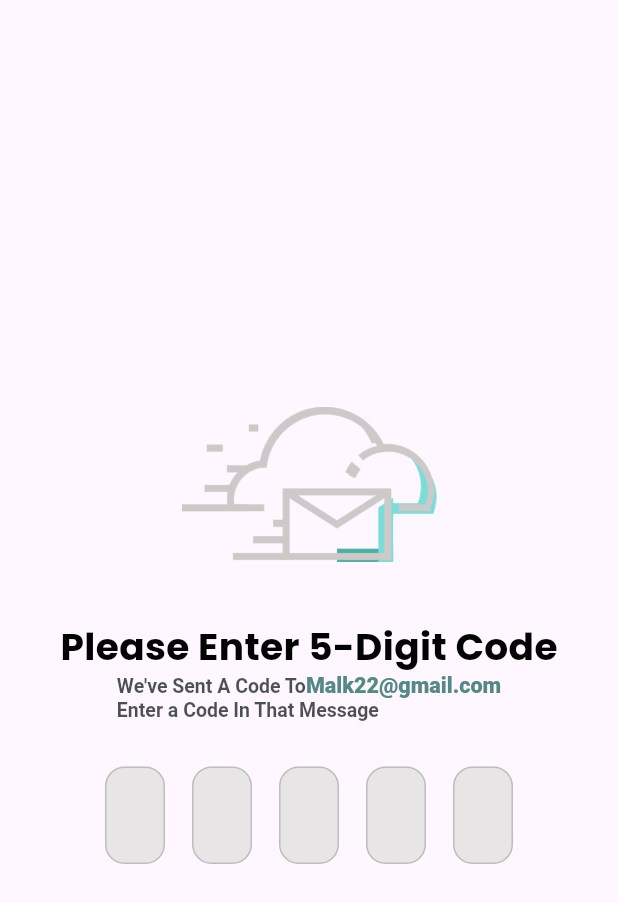
After one commit to soo20/1-pet-App, a Flutter app: the MyVerify screen opened directly, on a phone screen of 412 x 824 dp. The commit adds this screen. Shown: the top 903 px of the screen. Run offline on Flutter 3.47's test engine with Material 3 defaults, Android fonts, the phone set to English and light mode, and no system bars; drawn by our look-alikes of pinput; our stand-ins replace camera, dots_indicator, flutter_svg, font_awesome_flutter, get; project files that could hold a hidden picture were left out.

Commit message:
forgetpassword

```diff
--- a/lib/pages/page2/login_info.dart
+++ b/lib/pages/page2/login_info.dart
@@ -1,6 +1,8 @@
+import 'package:flutter/gestures.dart';
 import 'package:flutter/material.dart';
 import 'package:petapplication/core/utils/size_config.dart';
 import 'package:petapplication/core/utils/widgets/custom_buttom.dart';
+import 'package:petapplication/pages/pageforgetpass/forgetpass.dart';
 //import 'package:flutter_svg/svg.dart';
 
 
@@ -130,25 +132,35 @@ class _LoginInfoState extends State<LoginInfo> {
 
                         ),
                       RichText(
-            text: const TextSpan(
-              text:  'Forget Your Password? ' ,
-              style: TextStyle(
+            text: TextSpan(
+              text: 'Forget Your Password? ',
+              style: const TextStyle(
                 fontFamily: 'Poppins',
                 fontSize: 14,
                 color: Color(0xff090f0f),
                 fontWeight: FontWeight.w400,
               ),
-              children:  <TextSpan>[
+              children: <TextSpan>[
                 TextSpan(
-                 text : 'click here',
-                  style: TextStyle(
+                  text: 'click here',
+                  style: const TextStyle(
                     fontFamily: 'Poppins',
                     fontSize: 14.4,
-              color:  Color(0xff090f0f),
+                    color: Color(0xff090f0f),
                     fontWeight: FontWeight.w900,
-
-
-            ), ),], ),),
+                  ),
+                  // Add onTap callback to navigate to the next page
+                  recognizer: TapGestureRecognizer()
+                    ..onTap = () {
+                      Navigator.push(
+                        context,
+                        MaterialPageRoute(builder: (context) => const MyVerify()),
+                      );
+                    },
+                ),
+              ],
+            ),
+          ),
             ],),
 
             ], ),), ),
--- /dev/null
+++ b/lib/pages/pageforgetpass/forgetpass.dart
@@ -0,0 +1,162 @@
+// ignore_for_file: avoid_print
+
+import 'dart:async';
+
+import 'package:flutter/material.dart';
+
+
+import 'package:petapplication/core/utils/widgets/repeatColorsUse.dart';
+import 'package:pinput/pinput.dart';
+
+class MyVerify extends StatefulWidget {
+  const MyVerify({super.key});
+
+  @override
+  State<MyVerify> createState() => _MyVerifyState();
+}
+
+class _MyVerifyState extends State<MyVerify> {
+  int resendtime = 120 ;
+  late Timer counertimer ;
+  void initstate(){
+    starttimer();
+    super.initState();
+  }
+  starttimer(){
+    counertimer = Timer.periodic(const Duration(seconds: 1), (timer) {
+      setState(() {
+        resendtime = resendtime - 1 ;
+      });
+  if(resendtime < 1){
+    counertimer.cancel();
+  }
+    });
+  }
+  stoptimer(){
+    if(counertimer.isActive){
+    counertimer.cancel();
+  }
+  }
+  @override
+  Widget build(BuildContext context) {
+    final defaultPinTheme = PinTheme(
+      margin: const EdgeInsets.symmetric(horizontal: 5),
+      width: 40,
+      height: 65,
+      textStyle: const TextStyle(
+          fontSize: 20,
+          color:   Color(0xff548987),
+          fontWeight: FontWeight.w400),
+      decoration: BoxDecoration(
+       color:const Color.fromARGB(255, 231, 229, 229) ,
+        border: Border.all(color: const Color.fromARGB(88, 112, 112, 112)),
+        borderRadius: BorderRadius.circular(13),
+      ),
+    );
+
+    final focusedPinTheme = defaultPinTheme.copyDecorationWith(
+      color:const Color(0xffF7F7F7) ,
+      border: Border.all(color: kMainColorSplash,),
+      borderRadius: BorderRadius.circular(13),
+    );
+
+    final submittedPinTheme = defaultPinTheme.copyWith(
+      decoration: defaultPinTheme.decoration?.copyWith(
+         color:const Color.fromARGB(255, 231, 229, 229) ,
+      ),
+    );
+
+    return Scaffold(
+      extendBodyBehindAppBar: true,
+
+      body: Container(
+        margin: const EdgeInsets.only(left: 25, right: 25,),
+        alignment: Alignment.center,
+        child: SingleChildScrollView(
+          child: Column(
+            mainAxisAlignment: MainAxisAlignment.center,
+            children: [
+              Image.asset(
+                'assets/image/cloud.png',
+                width: 170,
+                height: 170,
+              ),
+             const  SizedBox(
+                height: 5,
+              ),
+              const Text(
+                "Please Enter 5-Digit Code",
+                style: TextStyle(fontSize: 25, fontWeight: FontWeight.w700,color:  Color(0xff020202),),
+              ),
+              const SizedBox(
+                height: 0,
+              ),
+              RichText(
+            text: const TextSpan(
+              text: 'We\'ve Sent A Code To',
+              style: TextStyle(
+
+                fontSize: 13,
+                color: Color.fromARGB(184, 9, 15, 15),
+                fontWeight: FontWeight.w600,
+              ),
+              children: <TextSpan>[
+                TextSpan(
+                  text: 'Malk22@gmail.com\n',
+                  style: TextStyle(
+
+                    fontSize: 14.4,
+                    color: Color(0xff548987),
+                    fontWeight: FontWeight.w900,
+                  ),
+
+                ),
+                TextSpan(
+                  text: 'Enter a Code In That Message',
+                  style: TextStyle(
+
+                    fontSize: 13,
+                      color: Color.fromARGB(184, 9, 15, 15),
+                    fontWeight: FontWeight.w600,
+                  ),
+
+                ),
+              ],
+            ),
+          ),
+              const SizedBox(
+                height: 30,
+              ),
+              Pinput(
+                length: 5,
+                 defaultPinTheme: defaultPinTheme,
+                 focusedPinTheme: focusedPinTheme,
+                 submittedPinTheme: submittedPinTheme,
+
+                showCursor: true,
+                onCompleted: (pin) => print(pin),
+              ),
+              const SizedBox(
+                height: 10,
+              ),
+
+              Row(
+
+                children: [
+                   const SizedBox(width: 260,),
+
+                      resendtime == 0 ? InkWell(
+                        onTap: () {
+                          // resend code
+                        },
+                        child: const Text('Resend',  style: TextStyle(fontSize: 16, fontWeight: FontWeight.w900,color: Color(0xff2A606C)),),):const SizedBox(),
+
+                ],
+              )
+            ],
+          ),
+        ),
+      ),
+    );
+  }
+}
--- a/pubspec.yaml
+++ b/pubspec.yaml
@@ -53,6 +53,7 @@ dependencies:
   image: ^4.1.3
   image_picker: ^1.0.6
   syncfusion_flutter_sliders: ^24.1.44
+  pinput: ^3.0.1
 dev_dependencies:
   flutter_lints: ^3.0.1
   flutter_test:
@@ -87,6 +88,7 @@ flutter:
     - assets/image/Group791.png
     - assets/image/Group1340.png
     - assets/image/Group797.png
+    - assets/image/cloud.png
 
 
     - assets/icons/Group312.svg
```
Also changed, not shown: assets/image/cloud.png (added), pubspec.lock, 5 other files. Lines whose indentation alone changed are shown as unchanged.
